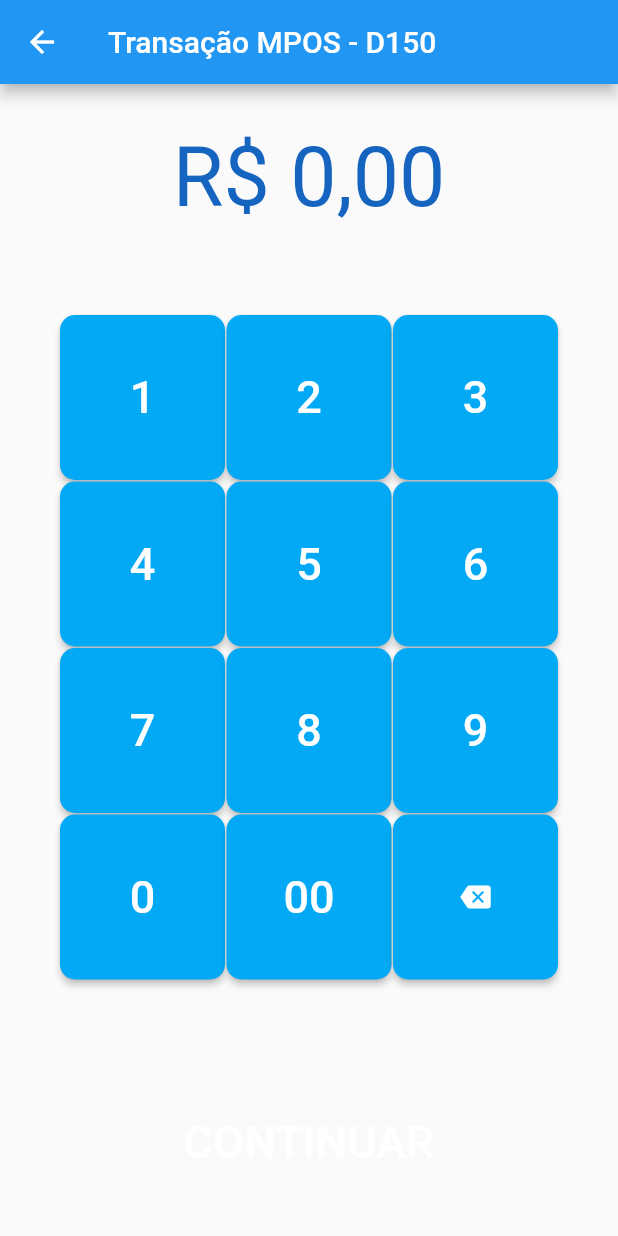
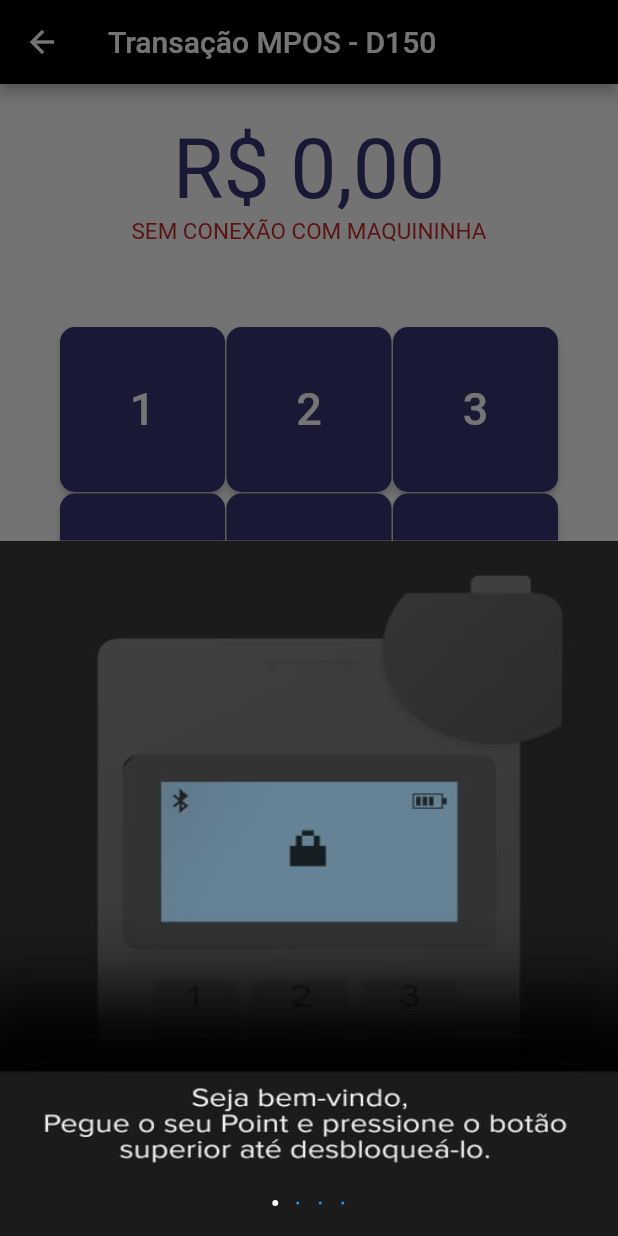
Before and after one commit to paulosaldanha/flutter_mobx_crud, a Flutter app: the TransactionMposForm screen opened by its route, after a tap on the "backspace" icon, on a phone screen of 412 x 824 dp. Run offline on Flutter 3.47's test engine with Material 2 defaults, Android fonts, the phone set to English and light mode, and no system bars; drawn by our look-alikes of carousel_pro; our stand-ins replace flushbar, flutter_bluetooth_serial, flutter_mobx, flutter_typeahead, mobx, sqflite; missing offline and left inert: combos, pagarme_mpos_flutter; accounts and stored records are empty; generated files the repository leaves out were written again.

```diff
--- /dev/null
+++ b/lib/src/components/bluetooth_modal_widget.dart
@@ -0,0 +1,53 @@
+import 'dart:async';
+
+import 'package:carousel_pro/carousel_pro.dart';
+import 'package:estruturabasica/src/controllers/transaction_mpos_controller.dart';
+import 'package:flutter/cupertino.dart';
+import 'package:flutter/material.dart';
+
+class BluetoothModal extends StatelessWidget {
+  final TransactionMposController transactionMposController;
+
+  BluetoothModal(this.transactionMposController);
+
+  @override
+  Widget build(BuildContext context) {
+    Timer.run(() {
+      showModalBottomSheet<void>(
+        context: context,
+        builder: (BuildContext context) {
+          return Container(
+            color: Colors.black,
+            child: Center(
+              child: Column(
+                mainAxisAlignment: MainAxisAlignment.center,
+                mainAxisSize: MainAxisSize.min,
+                children: <Widget>[
+                  Expanded(
+                    child: Container(
+                      child: Carousel(
+                        images: [
+                          AssetImage('images/modal1.png'),
+                          AssetImage('images/modal2.png'),
+                          AssetImage('images/modal3.png'),
+                          AssetImage('images/modal4.png'),
+                        ],
+                        boxFit: BoxFit.fill,
+                        dotSize: 2.0,
+                        dotSpacing: 15.0,
+                        dotBgColor: Colors.transparent,
+                        dotColor: Theme.of(context).primaryColor,
+                        autoplay: false,
+                      ),
+                    ),
+                  ),
+                ],
+              ),
+            ),
+          );
+        },
+      );
+    });
+    return Text('');
+  }
+}
--- a/lib/src/components/build_Key_Item_widget.dart
+++ b/lib/src/components/build_Key_Item_widget.dart
@@ -14,7 +14,7 @@ class BuildKeyItemWidget extends StatelessWidget {
       shape: RoundedRectangleBorder(
         borderRadius: BorderRadius.circular(10.0),
       ),
-      color: Colors.lightBlue,
+      color: Color.fromRGBO(55, 53, 116, 1),
       onPressed: () {
         transactionMpos.setCurrentValues(val);
       },
--- a/lib/src/screens/transaction/transaction_mpos_form.dart
+++ b/lib/src/screens/transaction/transaction_mpos_form.dart
@@ -1,4 +1,7 @@
+import 'package:carousel_pro/carousel_pro.dart';
+import 'package:estruturabasica/src/components/bluetooth_modal_widget.dart';
 import 'package:estruturabasica/src/components/build_Key_Item_widget.dart';
+import 'package:estruturabasica/src/controllers/transaction_mpos_controller.dart';
 import 'package:estruturabasica/src/models/transaction_Mpos.dart';
 import 'package:estruturabasica/src/screens/transaction/transaction_payment_method.dart';
 import 'package:estruturabasica/src/util/bluetooth_device_service.dart';
@@ -8,6 +11,8 @@ import 'package:flutter_mobx/flutter_mobx.dart';
 
 class TransactionMposForm extends StatelessWidget {
   final transactionMpos = TransactionMpos();
+  TransactionMposController transactionMposController =
+      TransactionMposController();
 
   TransactionMposForm() {
     BluetoothDeviceService(transactionMpos);
@@ -17,19 +22,24 @@ class TransactionMposForm extends StatelessWidget {
   Widget build(BuildContext context) {
     return Scaffold(
       appBar: AppBar(
+        backgroundColor: Colors.black,
         title: Text('Transação MPOS - D150'),
       ),
       body: Column(
         mainAxisAlignment: MainAxisAlignment.start,
         children: [
           Container(
-              padding: EdgeInsets.only(top: 30.0, bottom: 20.0),
-              child: Row(
+            padding: EdgeInsets.only(top: 25.0, bottom: 15.0),
+            child: Column(
+              children: [
+                Row(
                   mainAxisAlignment: MainAxisAlignment.center,
                   children: [
                     Text(
                       "R\$ ",
-                    style: TextStyle(fontSize: 55.0, color: Colors.blue[800]),
+                      style: TextStyle(
+                          fontSize: 55.0,
+                          color: Color.fromRGBO(55, 53, 116, 1)),
                     ),
                     Observer(
                       builder: (_) {
@@ -37,13 +47,34 @@ class TransactionMposForm extends StatelessWidget {
                           '${transactionMpos.currentValues}',
                           style: TextStyle(
                             fontSize: 55.0,
-                          color: Colors.blue[800],
+                            color: Color.fromRGBO(55, 53, 116, 1),
                           ),
                         );
                       },
                     ),
                   ],
-              )),
+                ),
+                Row(
+                  mainAxisAlignment: MainAxisAlignment.center,
+                  children: [
+                    Observer(
+                      builder: (_) {
+                        return transactionMpos.deviceName == null
+                            ? Text(
+                                'SEM CONEXÃO COM MAQUININHA',
+                                style: TextStyle(
+                                  fontSize: 15.0,
+                                  color: Colors.red[800],
+                                ),
+                              )
+                            : Text('');
+                      },
+                    ),
+                  ],
+                ),
+              ],
+            ),
+          ),
           Expanded(
             child: GridView.count(
               primary: false,
@@ -67,7 +98,7 @@ class TransactionMposForm extends StatelessWidget {
                   shape: RoundedRectangleBorder(
                     borderRadius: BorderRadius.circular(10.0),
                   ),
-                  color: Colors.lightBlue,
+                  color: Color.fromRGBO(55, 53, 116, 1),
                   onPressed: () {
                     transactionMpos.setCurrentValues("clear");
                   },
@@ -88,10 +119,11 @@ class TransactionMposForm extends StatelessWidget {
                   shape: RoundedRectangleBorder(
                     borderRadius: BorderRadius.circular(10.0),
                   ),
-                  color: Colors.blueAccent[400],
+                  color: Color.fromRGBO(55, 53, 116, 1),
                   textColor: Colors.white,
                   padding: EdgeInsets.all(10.0),
-                  onPressed: transactionMpos.currentValues != "0,00" && transactionMpos.deviceName != null
+                  onPressed: transactionMpos.currentValues != "0,00" &&
+                          transactionMpos.deviceName != null
                       ? () {
                           Navigator.of(context).push(MaterialPageRoute(
                               builder: (context) =>
@@ -108,6 +140,11 @@ class TransactionMposForm extends StatelessWidget {
               },
             ),
           ),
+          Observer(builder: (_) {
+            return transactionMpos.deviceName == null
+                ? BluetoothModal(transactionMposController)
+                : Text('');
+          }),
         ],
       ),
     );
--- a/lib/src/util/bluetooth_device_service.dart
+++ b/lib/src/util/bluetooth_device_service.dart
@@ -1,7 +1,5 @@
 import 'package:estruturabasica/src/controllers/transaction_mpos_controller.dart';
 import 'package:estruturabasica/src/models/transaction_Mpos.dart';
-import 'package:estruturabasica/src/screens/transaction/transaction_payment_method.dart';
-import 'package:flutter/material.dart';
 import 'package:flutter/services.dart';
 import 'package:flutter_bluetooth_serial/flutter_bluetooth_serial.dart';
 
@@ -17,7 +15,6 @@ class BluetoothDeviceService {
 
   Future<void> bluetoothConnectionState() async {
     List<BluetoothDevice> devices = [];
-    bool deviceON = false;
 
     try {
       devices = await bluetooth.getBondedDevices();
@@ -27,12 +24,7 @@ class BluetoothDeviceService {
     for (BluetoothDevice paxDevice in devices) {
       if (paxDevice.name.contains('PAX')) {
         transactionMpos.setDeviceName(paxDevice.name);
-        deviceON = true;
       }
     }
-    if(deviceON){
-
-    }
-
   }
 }
```
Also changed, not shown: lib/main.dart (+33 -2 lines), lib/src/components/alert_listCombo.dart (added, +60 -0 lines), lib/src/components/stateless_modal_widget.dart (+17 -14 lines), lib/src/models/taxa.dart (added, +39 -0 lines), lib/src/models/transaction_Mpos.dart (+36 -36 lines), lib/src/screens/transaction/transaction_payment_method.dart (+37 -23 lines), lib/src/services/transaction_service.dart (+18 -0 lines), lib/src/util/taxa_method_payment_service.dart (+23 -18 lines), pubspec.yaml (+6 -2 lines), images/approve.png (added), images/modal1.png (added), images/modal2.png (added), images/modal3.png (added), images/modal4.png (added), 3 more files. Lines whose indentation alone changed are shown as unchanged.
